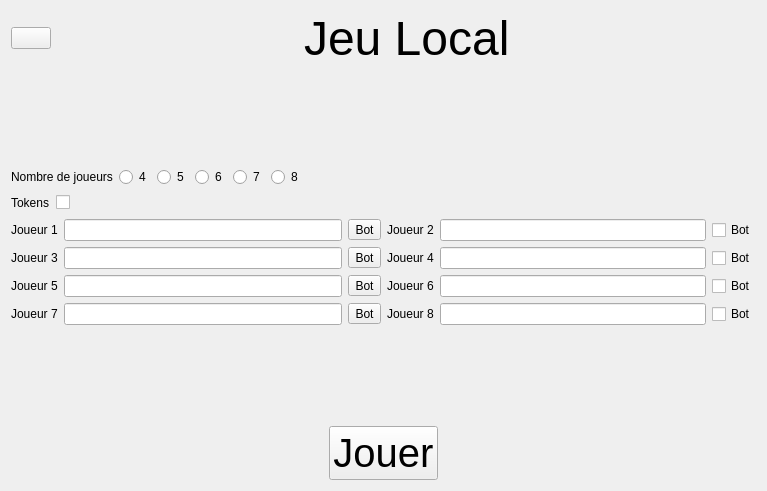
Before: the Qt Designer form test_projet/jeulocal.ui in gbequet/time_bomb, drawn with Qt 5.
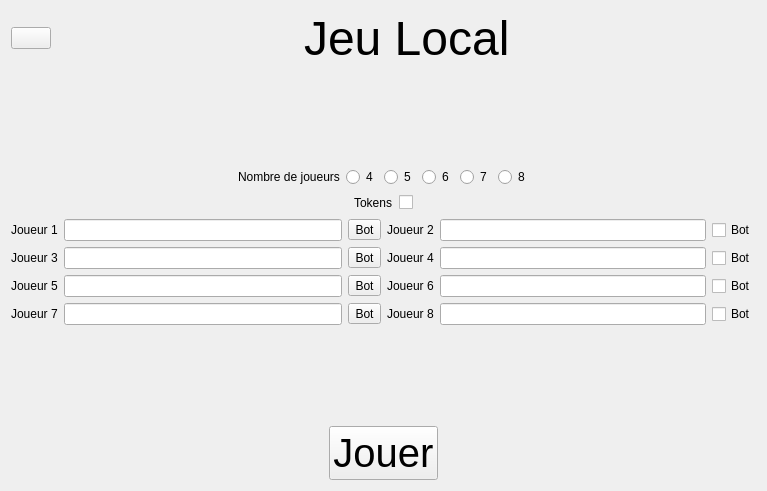
After: the same form once the commit is applied. Icons and pictures are not drawn.

Patch:
```diff
--- a/test_projet/jeulocal.ui
+++ b/test_projet/jeulocal.ui
@@ -82,6 +82,19 @@
    </item>
    <item>
     <layout class="QHBoxLayout" name="horizontalLayout_2">
+     <item>
+      <spacer name="horizontalSpacer_7">
+       <property name="orientation">
+        <enum>Qt::Horizontal</enum>
+       </property>
+       <property name="sizeHint" stdset="0">
+        <size>
+         <width>40</width>
+         <height>20</height>
+        </size>
+       </property>
+      </spacer>
+     </item>
      <item>
       <widget class="QLabel" name="label_2">
        <property name="text">
@@ -141,6 +154,19 @@
    </item>
    <item>
     <layout class="QHBoxLayout" name="horizontalLayout_3">
+     <item>
+      <spacer name="horizontalSpacer_8">
+       <property name="orientation">
+        <enum>Qt::Horizontal</enum>
+       </property>
+       <property name="sizeHint" stdset="0">
+        <size>
+         <width>40</width>
+         <height>20</height>
+        </size>
+       </property>
+      </spacer>
+     </item>
      <item>
       <widget class="QLabel" name="label_3">
        <property name="text">
```
